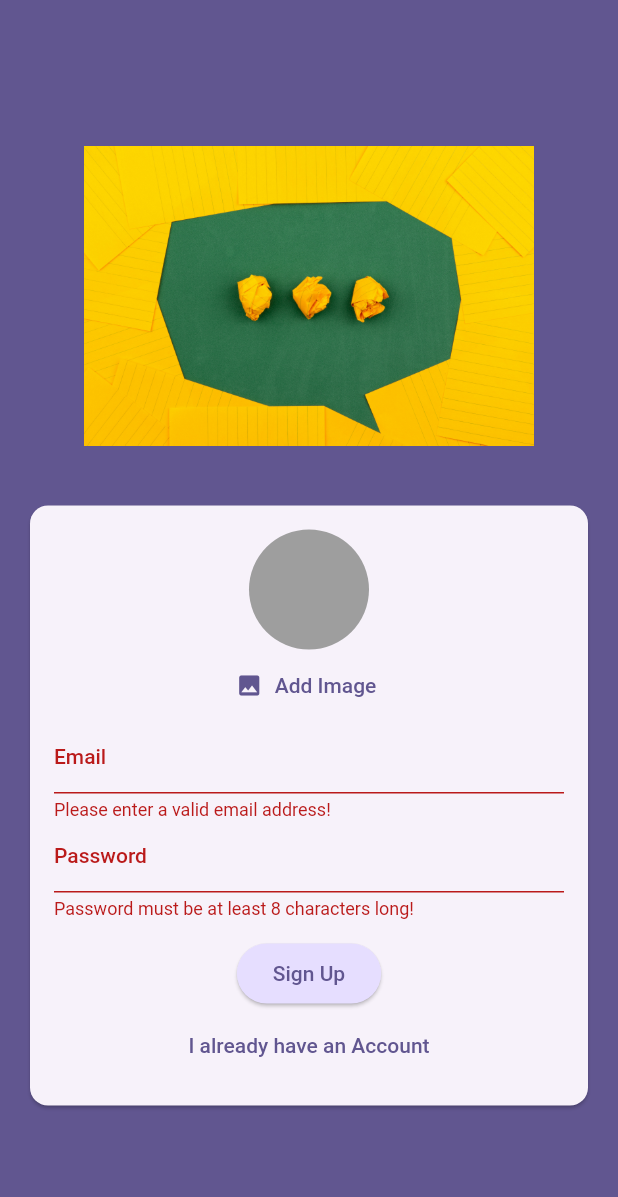
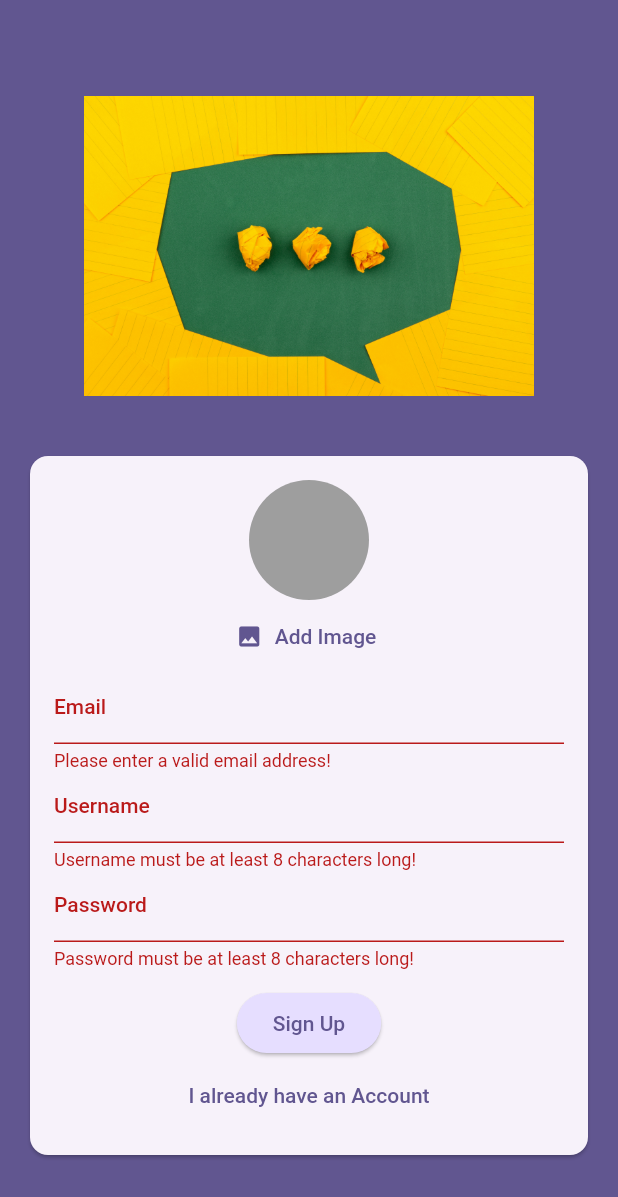
Before and after one commit to vedantagrawal524/Chat-App, a Flutter app: the screen it shows after launch, after a tap on "Login", after a tap on "Create an Account", after a tap on "Sign Up", on a phone screen of 412 x 824 dp. Shown: the top 1197 px of the screen. Run offline on Flutter 3.47's test engine with Material 2 defaults, Android fonts, the phone set to English and light mode, and no system bars; our stand-ins replace cloud_firestore, firebase_auth, firebase_core, firebase_storage, image_picker; accounts and stored records are empty.

Commit message:
getting Username

```diff
--- a/lib/screens/auth.dart
+++ b/lib/screens/auth.dart
@@ -21,10 +21,12 @@ class _AuthScreenState extends State<AuthScreen> {
   var _isLogin = true;
   var _enteredEmail = '';
   var _enteredPassword = '';
+  var _enteredUsername = '';
   File? _selectedImage;
   var _isAuthenticating = false;
 
   final _formKey = GlobalKey<FormState>();
+
   void _submit() async {
     final isValid = _formKey.currentState!.validate();
 
@@ -58,7 +60,7 @@ class _AuthScreenState extends State<AuthScreen> {
             .collection('users')
             .doc(userCredentials.user!.uid)
             .set({
-          'username': 'wait',
+          'username': _enteredUsername,
           'email': _enteredEmail,
           'image_url': imageUrl,
         });
@@ -130,6 +132,24 @@ class _AuthScreenState extends State<AuthScreen> {
                               _enteredEmail = value!;
                             },
                           ),
+                          if (!_isLogin)
+                            TextFormField(
+                              decoration:
+                                  const InputDecoration(labelText: 'Username'),
+                              enableSuggestions: false,
+                              textCapitalization: TextCapitalization.none,
+                              validator: (value) {
+                                if (value == null ||
+                                    value.isEmpty ||
+                                    value.trim().length < 6) {
+                                  return 'Username must be at least 8 characters long!';
+                                }
+                                return null;
+                              },
+                              onSaved: (value) {
+                                _enteredUsername = value!;
+                              },
+                            ),
                           TextFormField(
                             decoration:
                                 const InputDecoration(labelText: 'Password'),
```
